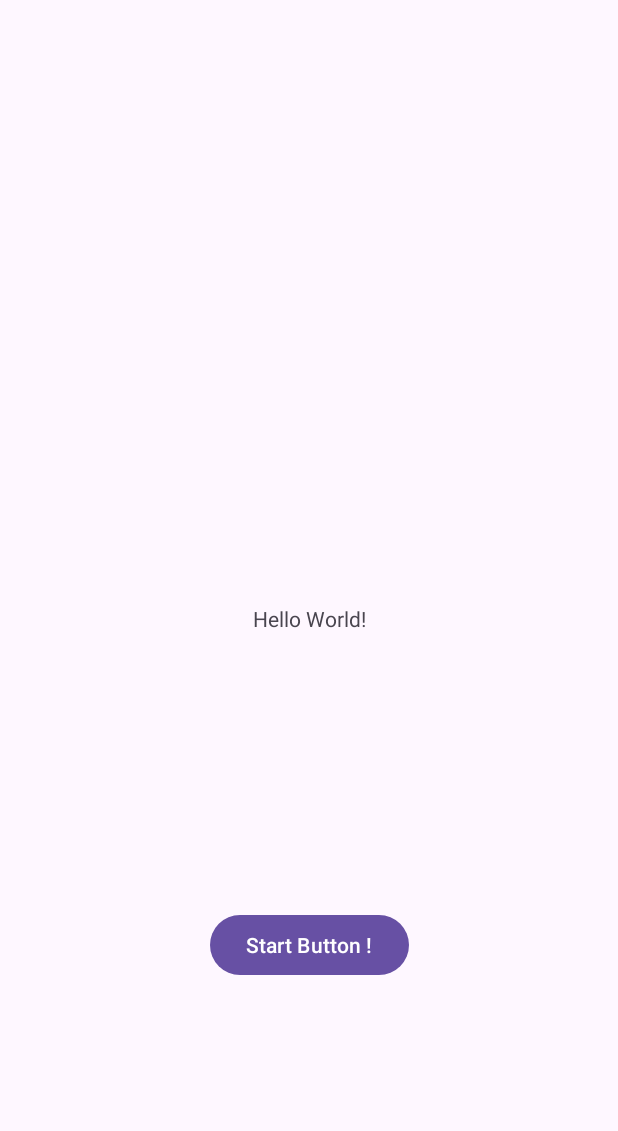
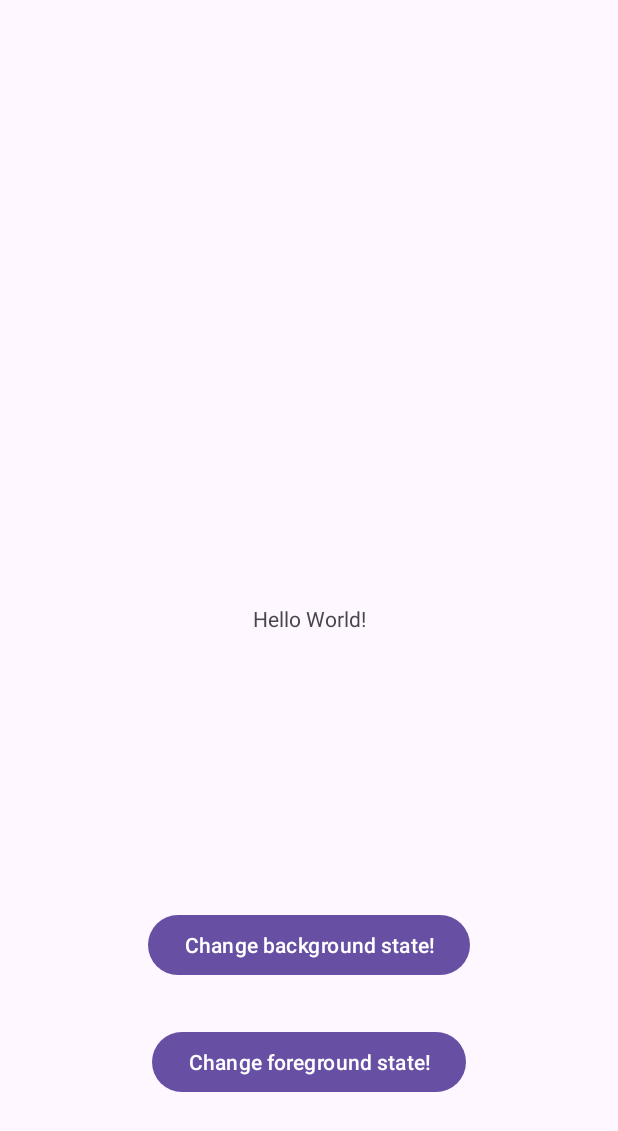
Before and after one commit to lpilla/ProgettoBackground, an Android app: the screen it shows after launch (MainActivity), on a phone screen of 412 x 824 dp. Shown: the top 1131 px of the screen. Run offline under Robolectric (Android 15) with nearby library versions, the phone set to English and light mode, and no system bars; our stand-ins replace data binding.

Commit message:
feat : added another state

```diff
--- a/app/src/main/res/layout/activity_main.xml
+++ b/app/src/main/res/layout/activity_main.xml
@@ -27,11 +27,21 @@
             android:layout_width="wrap_content"
             android:layout_height="wrap_content"
             android:layout_marginTop="14dp"
-            android:text="Start Button !"
+            android:text="Change background state!"
             app:layout_constraintBottom_toBottomOf="parent"
             app:layout_constraintEnd_toEndOf="parent"
             app:layout_constraintStart_toStartOf="parent"
             app:layout_constraintTop_toBottomOf="@+id/textView" />
 
+        <Button
+            android:id="@+id/startForeGroundButton"
+            android:layout_width="wrap_content"
+            android:layout_height="wrap_content"
+            android:layout_marginTop="30dp"
+            android:text="Change foreground state!"
+            app:layout_constraintEnd_toEndOf="parent"
+            app:layout_constraintStart_toStartOf="parent"
+            app:layout_constraintTop_toBottomOf="@+id/startButton" />
+
     </androidx.constraintlayout.widget.ConstraintLayout>
 </layout>
```
Also changed, not shown: app/src/main/AndroidManifest.xml (+5 -2 lines), app/src/main/java/com/example/progettobackground/States.java (+11 -0 lines).
